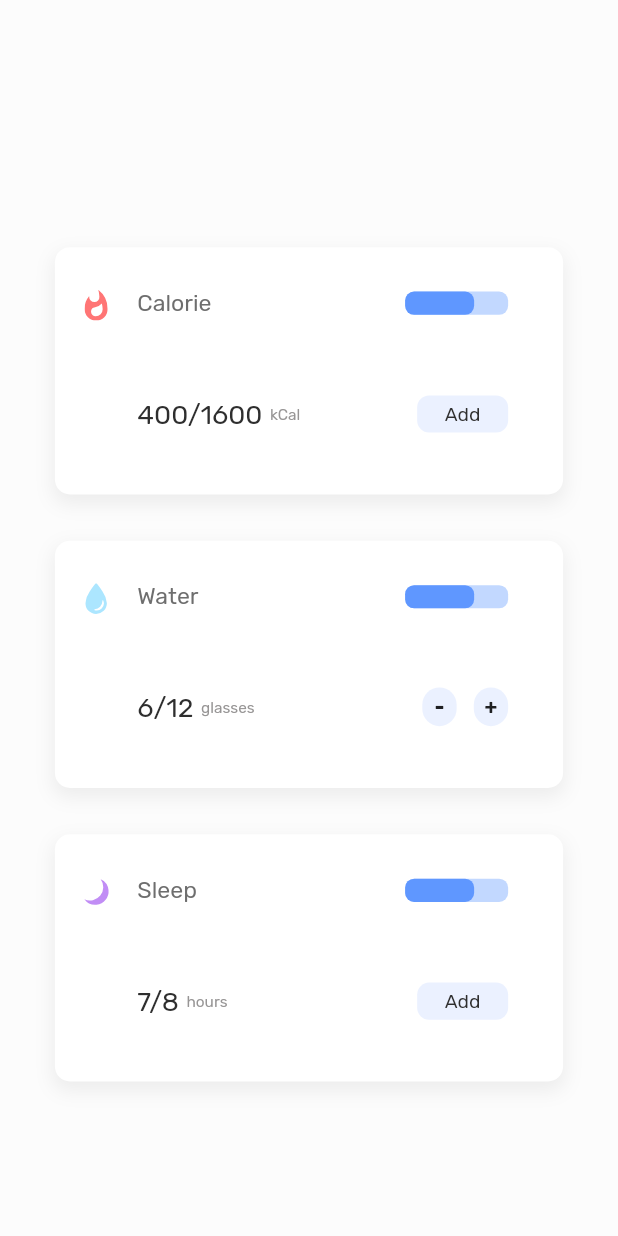
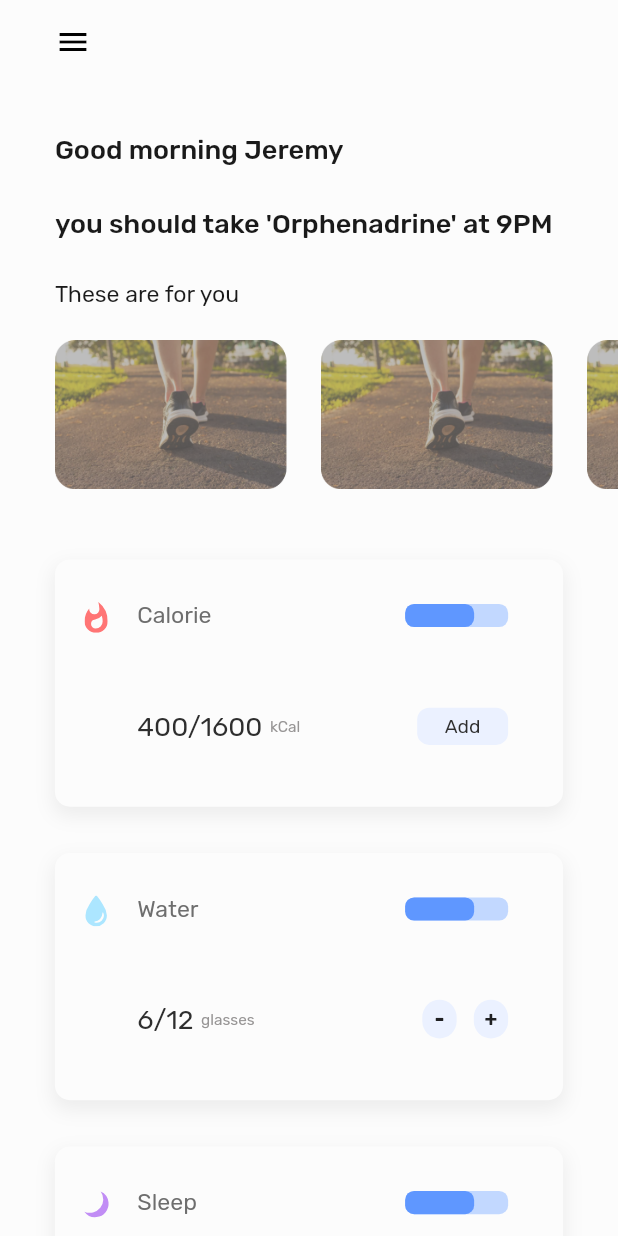
Before and after one commit to thisisyusub/Handy, a Flutter app: the HomePage screen opened by its route, on a phone screen of 412 x 824 dp. Run offline on Flutter 3.47's test engine with Material 2 defaults, Android fonts, the phone set to English and light mode, and no system bars; our stand-ins replace bloc, equatable, flutter_bloc, flutter_svg.

Commit message:
home screen partially updated.

```diff
--- a/lib/presentation_layer/pages/home_page.dart
+++ b/lib/presentation_layer/pages/home_page.dart
@@ -2,6 +2,7 @@ import 'package:flutter/material.dart';
 import 'package:heathier/contants/app_strings.dart';
 import 'package:heathier/presentation_layer/shared/app_colors.dart';
 import 'package:heathier/presentation_layer/shared/app_icons.dart';
+import 'package:heathier/presentation_layer/shared/app_text_styles.dart';
 import 'package:heathier/presentation_layer/widgets/add_button.dart';
 import 'package:heathier/presentation_layer/widgets/custom_drawer.dart';
 import 'package:heathier/presentation_layer/widgets/home_list_item.dart';
@@ -9,6 +10,8 @@ import 'package:heathier/presentation_layer/widgets/water_action_button.dart';
 import 'package:heathier/utils/size_config.dart';
 
 class HomePage extends StatelessWidget {
+  final scaffoldKey = GlobalKey<ScaffoldState>();
+
   @override
   Widget build(BuildContext context) {
     return LayoutBuilder(
@@ -17,16 +20,111 @@ class HomePage extends StatelessWidget {
           builder: (context, orientation) {
             SizeConfig().init(constraints, orientation, context);
             return Scaffold(
+              key: scaffoldKey,
+              appBar: AppBar(
+                backgroundColor: AppColors.appBackgroundColor,
+                elevation: 0,
+                automaticallyImplyLeading: true,
+                leading: Padding(
+                  padding: EdgeInsets.only(
+                    left: SizeConfig.blockWidth * 8.888,
+                  ),
+                  child: GestureDetector(
+                    child: Icon(
+                      Icons.menu,
+                    ),
+                    onTap: () {
+                      scaffoldKey.currentState.openDrawer();
+                    },
+                  ),
+                ),
+              ),
               drawer: CustomDrawer(),
               backgroundColor: AppColors.appBackgroundColor,
               body: SingleChildScrollView(
                 child: Column(
+                  crossAxisAlignment: CrossAxisAlignment.start,
                   children: <Widget>[
-                    SizedBox(
-                      height: SizeConfig.blockHeight * 20,
+                    Column(
+                      crossAxisAlignment: CrossAxisAlignment.start,
+                      children: <Widget>[
+                        Padding(
+                          padding: EdgeInsets.only(
+                            top: SizeConfig.blockHeight * 4,
+                            left: SizeConfig.blockWidth * 8.888,
+                            right: SizeConfig.blockWidth * 8.888,
+                          ),
+                          child: Column(
+                            crossAxisAlignment: CrossAxisAlignment.start,
+                            children: <Widget>[
+                              Text(
+                                'Good morning Jeremy',
+                                style: AppTextStyles.fontSize16MMediumStyle,
+                              ),
+                              SizedBox(
+                                height: SizeConfig.blockHeight * 3.4375,
+                              ),
+                              Text(
+                                'you should take \'Orphenadrine\' at 9PM',
+                                style: AppTextStyles.fontSize16MMediumStyle,
+                              ),
+                              SizedBox(
+                                height: SizeConfig.blockHeight * 3.4375,
+                              ),
+                              Text(
+                                'These are for you',
+                                style: AppTextStyles.fontSize12RegularStyle,
+                              ),
+                            ],
+                          ),
+                        ),
+                        SizedBox(
+                          height: SizeConfig.blockHeight * 1.5625,
+                        ),
+                        Padding(
+                          padding: EdgeInsets.only(
+                            left: SizeConfig.blockWidth * 8.888,
+                          ),
+                          child: SingleChildScrollView(
+                            scrollDirection: Axis.horizontal,
+                            child: Row(
+                              children: <Widget>[
+                                Container(
+                                  child: Image.asset(
+                                    AppIcons.forYouPng,
+                                  ),
+                                  width: SizeConfig.blockWidth * 37.5,
+                                  height: SizeConfig.blockHeight * 14.0625,
+                                ),
+                                SizedBox(
+                                  width: SizeConfig.blockWidth * 5.555,
+                                ),
+                                Container(
+                                  child: Image.asset(
+                                    AppIcons.forYouPng,
+                                  ),
+                                  width: SizeConfig.blockWidth * 37.5,
+                                  height: SizeConfig.blockHeight * 14.0625,
+                                ),
+                                SizedBox(
+                                  width: SizeConfig.blockWidth * 5.555,
+                                ),
+                                Container(
+                                  child: Image.asset(
+                                    AppIcons.forYouPng,
+                                  ),
+                                  width: SizeConfig.blockWidth * 37.5,
+                                  height: SizeConfig.blockHeight * 14.0625,
+                                ),
+                              ],
+                            ),
+                          ),
+                        ),
+                      ],
                     ),
                     Padding(
                       padding: EdgeInsets.only(
+                        top: SizeConfig.blockHeight * 4.6875,
                         left: SizeConfig.blockWidth * 8.8888,
                         right: SizeConfig.blockWidth * 8.8888,
                       ),
--- a/lib/presentation_layer/shared/app_icons.dart
+++ b/lib/presentation_layer/shared/app_icons.dart
@@ -8,4 +8,6 @@ class AppIcons {
   static const String moon = 'assets/icons/moon.svg';
   static const String waterDrop = 'assets/icons/water_drop.svg';
   static const String illustration = 'assets/icons/illustration.svg';
+  static const String forYou = 'assets/icons/for_you.svg';
+  static const String forYouPng = 'assets/images/for_you.png';
 }
--- a/lib/presentation_layer/shared/app_text_styles.dart
+++ b/lib/presentation_layer/shared/app_text_styles.dart
@@ -14,8 +14,14 @@ class AppTextStyles {
   );
 
   static final fontSize22MediumStyle = TextStyle(
-    fontSize: SizeConfig.textMultiplier * 3.4375,
+    fontSize: SizeConfig.textMultiplier * 2.5,
     color: AppColors.handyTextColor,
+    fontWeight: FontWeight.w500,
+  );
+
+  static final fontSize16MMediumStyle = TextStyle(
+    fontSize: SizeConfig.textMultiplier * 2.1875,
+    color: AppColors.customButtonTextColor,
     fontWeight: FontWeight.w500,
   );
 
--- a/lib/presentation_layer/widgets/home_list_item.dart
+++ b/lib/presentation_layer/widgets/home_list_item.dart
@@ -37,7 +37,7 @@ class HomeListItem extends StatelessWidget {
             bottom: SizeConfig.blockHeight * 5,
           ),
           decoration: BoxDecoration(
-            color: Colors.white,
+            color: AppColors.appBackgroundColor,
             borderRadius: BorderRadius.circular(10),
             boxShadow: [
               BoxShadow(
--- a/pubspec.yaml
+++ b/pubspec.yaml
@@ -55,6 +55,7 @@ flutter:
    - assets/icons/moon.svg
    - assets/icons/water_drop.svg
    - assets/icons/illustration.svg
+   - assets/images/for_you.png
 
   # An image asset can refer to one or more resolution-specific "variants", see
   # https://flutter.dev/assets-and-images/#resolution-aware.
```
Also changed, not shown: assets/images/for_you.png (added).
